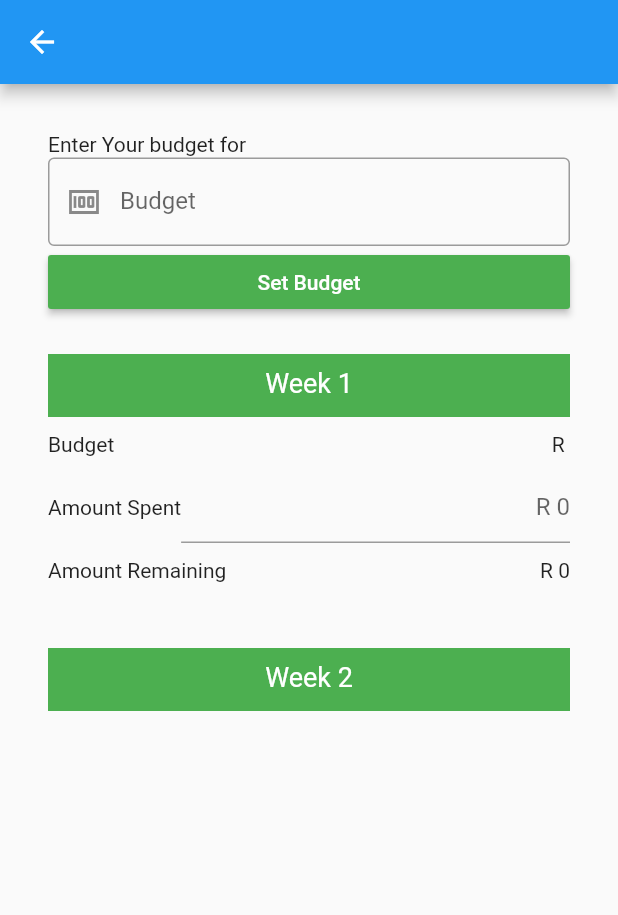
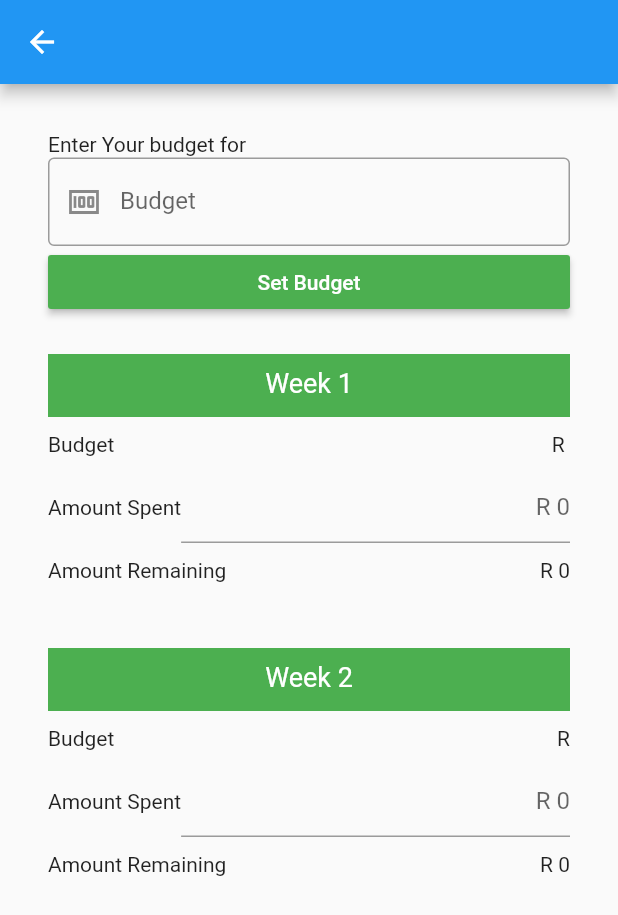
Before and after one commit to COS301-SE-2022/Happy-Muncher, a Flutter app: the Month screen opened directly with empty values, on a phone screen of 412 x 824 dp. Shown: the top 915 px of the screen. Run offline on Flutter 3.47's test engine with Material 2 defaults, Android fonts, the phone set to English and light mode, and no system bars; Roboto replaces fonts that are missing (Arial).

```diff
--- a/happy_mucher_frontend/lib/pages/month.dart
+++ b/happy_mucher_frontend/lib/pages/month.dart
@@ -183,39 +183,39 @@ class MyMonthState extends State<Month> {
             ),
           ),
         ),
-        // const SizedBox(height: 10),
-        // Row(
-        //     mainAxisAlignment: MainAxisAlignment.spaceBetween,
-        //     children: [const Text("Budget"), Text("R" + budget)]),
-        // const SizedBox(height: 10),
-        // Row(mainAxisAlignment: MainAxisAlignment.spaceBetween, children: [
-        //   const Text("Amount Spent"),
-        //   Flexible(
-        //       child: TextField(
-        //     textAlign: TextAlign.right,
-        //     controller: spentTwoController,
-        //     decoration: const InputDecoration(
-        //       hintText: 'R 0',
-        //     ),
-        //     keyboardType: TextInputType.number,
-        //     textInputAction: TextInputAction.done,
-        //     onSubmitted: (value) {
-        //       setState(() {
-        //         spent2 = spentTwoController.text;
-        //         double left = double.parse(spent2);
-        //         totSpent += double.parse(spent2);
-        //         left = bud - left;
-        //         rem2 = left.toString();
-        //         totRem += left;
-        //       });
-        //     },
-        //   ))
-        // ]),
-        // const SizedBox(height: 10),
-        // Row(
-        //     mainAxisAlignment: MainAxisAlignment.spaceBetween,
-        //     children: [const Text("Amount Remaining"), Text("R " + rem2)]),
-        // const SizedBox(height: 10),
+        const SizedBox(height: 10),
+        Row(
+            mainAxisAlignment: MainAxisAlignment.spaceBetween,
+            children: [const Text("Budget"), Text("R" + budget)]),
+        const SizedBox(height: 10),
+        Row(mainAxisAlignment: MainAxisAlignment.spaceBetween, children: [
+          const Text("Amount Spent"),
+          Flexible(
+              child: TextField(
+            textAlign: TextAlign.right,
+            controller: spentTwoController,
+            decoration: const InputDecoration(
+              hintText: 'R 0',
+            ),
+            keyboardType: TextInputType.number,
+            textInputAction: TextInputAction.done,
+            onSubmitted: (value) {
+              setState(() {
+                spent2 = spentTwoController.text;
+                double left = double.parse(spent2);
+                totSpent += double.parse(spent2);
+                left = bud - left;
+                rem2 = left.toString();
+                totRem += left;
+              });
+            },
+          ))
+        ]),
+        const SizedBox(height: 10),
+        Row(
+            mainAxisAlignment: MainAxisAlignment.spaceBetween,
+            children: [const Text("Amount Remaining"), Text("R " + rem2)]),
+        const SizedBox(height: 10),
       ]));
 
   // Widget WeekThree() => Container(
```
